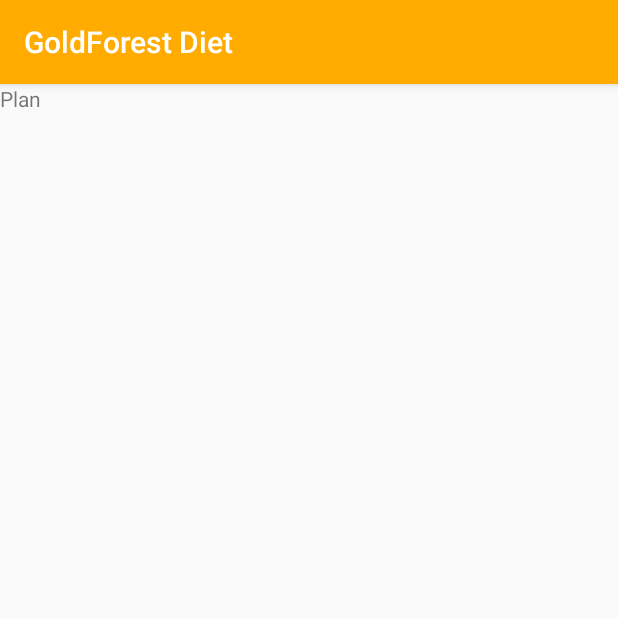
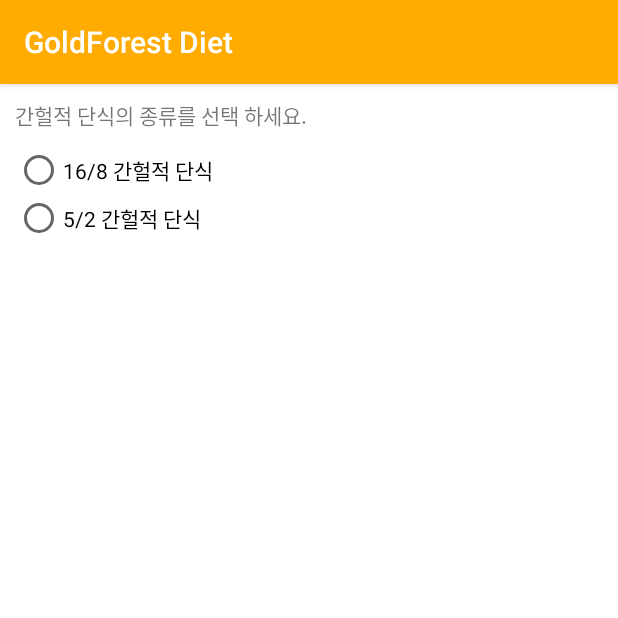
Before and after one commit to goldforestdev/Intermittent-Fasting, an Android app: the screen it shows after launch (MainActivity), after a tap on "GO PLAN TEST", on a phone screen of 412 x 824 dp, the top half of it. Run offline under Robolectric (Android 15) with nearby library versions, the phone set to English and light mode, and no system bars; our stand-ins replace data binding; 4 statements that could not run were skipped.

Commit message:
Plan Type 만들기의 기초 뼈대

```diff
--- a/app/src/main/java/com/goldforest/capdiet/di/Module.kt
+++ b/app/src/main/java/com/goldforest/capdiet/di/Module.kt
@@ -1,6 +1,7 @@
 package com.goldforest.capdiet.di
 
 import com.goldforest.capdiet.viewmodel.MainViewModel
+import com.goldforest.capdiet.viewmodel.PlanViewModel
 import org.koin.androidx.viewmodel.dsl.viewModel
 import org.koin.dsl.module
 
@@ -9,6 +10,7 @@ var viewModelModule = module {
 
     viewModel {
         MainViewModel()
+        PlanViewModel()
     }
 }
 
--- a/app/src/main/java/com/goldforest/capdiet/view/PlanFragment.kt
+++ b/app/src/main/java/com/goldforest/capdiet/view/PlanFragment.kt
@@ -1,23 +1,38 @@
 package com.goldforest.capdiet.view
 
 
+
 import android.os.Bundle
-import androidx.fragment.app.Fragment
 import android.view.LayoutInflater
 import android.view.View
 import android.view.ViewGroup
+import android.widget.Toast
+import androidx.databinding.DataBindingUtil
+import androidx.lifecycle.Observer
 import com.goldforest.capdiet.R
+import com.goldforest.capdiet.base.BaseFragment
+import com.goldforest.capdiet.databinding.FragmentPlanBinding
+import com.goldforest.capdiet.viewmodel.PlanType
+import com.goldforest.capdiet.viewmodel.PlanViewModel
+import org.koin.androidx.viewmodel.ext.android.viewModel
 
 
-class PlanFragment : Fragment() {
+class PlanFragment : BaseFragment<FragmentPlanBinding, PlanViewModel>() {
 
-    override fun onCreateView(
-        inflater: LayoutInflater, container: ViewGroup?,
-        savedInstanceState: Bundle?
-    ): View? {
-        // Inflate the layout for this fragment
-        return inflater.inflate(R.layout.fragment_plan, container, false)
+    override val layoutResourceId: Int = R.layout.fragment_plan
+    override val viewModel: PlanViewModel by viewModel()
+
+    override fun onViewCreated(view: View, savedInstanceState: Bundle?) {
+        super.onViewCreated(view, savedInstanceState)
+        viewDataBinding.vm = viewModel
+
+        activity?.let {fragmentActivity ->
+            viewModel.planType.observe(
+                fragmentActivity,
+                Observer { planType ->
+                    Toast.makeText(activity, "Plan Type : $planType",Toast.LENGTH_LONG).show()
+                })
+        }
     }
 
-
 }
--- /dev/null
+++ b/app/src/main/java/com/goldforest/capdiet/viewmodel/PlanViewModel.kt
@@ -0,0 +1,30 @@
+package com.goldforest.capdiet.viewmodel
+
+import android.view.View
+import androidx.lifecycle.MutableLiveData
+import com.goldforest.capdiet.R
+import com.goldforest.capdiet.base.BaseViewModel
+import com.goldforest.capdiet.viewmodel.PlanType.*
+
+enum class PlanType {
+    PLAN_16_8,
+    PLAN_5_2
+}
+
+class PlanViewModel : BaseViewModel() {
+    var planType : MutableLiveData<PlanType> = MutableLiveData<PlanType>().apply { postValue(PLAN_16_8) }
+    var isChecked : Int = 0
+
+    val planClickListener = View.OnClickListener {view ->
+        when(view.id) {
+            R.id.rbPlan1 -> {
+                planType.value = PLAN_16_8
+                isChecked = 0
+            } else -> {
+                planType.value = PLAN_5_2
+                isChecked = 1
+            }
+        }
+    }
+
+}
--- a/app/src/main/res/layout/fragment_plan.xml
+++ b/app/src/main/res/layout/fragment_plan.xml
@@ -1,14 +1,54 @@
 <?xml version="1.0" encoding="utf-8"?>
-<FrameLayout xmlns:android="http://schemas.android.com/apk/res/android"
-             xmlns:tools="http://schemas.android.com/tools"
-             android:layout_width="match_parent"
-             android:layout_height="match_parent"
-             tools:context=".view.PlanFragment">
+<layout xmlns:android="http://schemas.android.com/apk/res/android"
+        xmlns:tools="http://schemas.android.com/tools"
+        xmlns:app="http://schemas.android.com/apk/res-auto">
+    <data>
+        <variable
+            name="vm"
+            type="com.goldforest.capdiet.viewmodel.PlanViewModel" />
+    </data>
 
-    <!-- TODO: Update blank fragment layout -->
-    <TextView
+    <FrameLayout
             android:layout_width="match_parent"
             android:layout_height="match_parent"
-            android:text="Plan"/>
+            tools:context=".view.PlanFragment"
+            android:background="@android:color/white">
+        <androidx.constraintlayout.widget.ConstraintLayout
+            android:layout_width="match_parent"
+            android:layout_height="match_parent">
+            <TextView
+                    android:id="@+id/tvPlanTypeTile"
+                    android:layout_width="match_parent"
+                    android:layout_height="wrap_content"
+                    android:text="@string/plan_1_title"
+                    android:layout_margin="10dp"
+                    app:layout_constraintTop_toTopOf="parent"/>
 
-</FrameLayout>
+            <RadioGroup
+                android:layout_width="match_parent"
+                android:layout_height="wrap_content"
+                android:orientation="vertical"
+                android:layout_margin="10dp"
+                app:layout_constraintTop_toBottomOf="@id/tvPlanTypeTile">
+                <RadioButton
+                    android:id="@+id/rbPlan1"
+                    android:layout_width="wrap_content"
+                    android:layout_height="wrap_content"
+                    android:checked="@{vm.isChecked() == 0 ? true : false}"
+                    android:text="@string/plan_type_16_8"
+                    android:onClick="@{vm.planClickListener}"/>
+
+                <RadioButton
+                    android:id="@+id/rbPlan2"
+                    android:layout_width="wrap_content"
+                    android:layout_height="wrap_content"
+                    android:checked="@{vm.isChecked() == 1 ? true : false}"
+                    android:text="@string/plan_type_5_2"
+                    android:onClick="@{vm.planClickListener}" />
+            </RadioGroup>
+
+        </androidx.constraintlayout.widget.ConstraintLayout>
+
+    </FrameLayout>
+
+</layout>
--- a/app/src/main/res/values/strings.xml
+++ b/app/src/main/res/values/strings.xml
@@ -2,5 +2,9 @@
     <string name="app_name">GoldForest Diet</string>
 
     <string name="splash_bottom_text">Copyright<![CDATA[ⓒ]]> 2019 Gold Forest Team.</string>
+    <string name="plan_1_title">간헐적 단식의 종류를 선택 하세요.</string>
+    <string name="plan_type_16_8">16/8 간헐적 단식</string>
+    <string name="plan_type_5_2">5/2 간헐적 단식</string>
+
 
 </resources>
```
